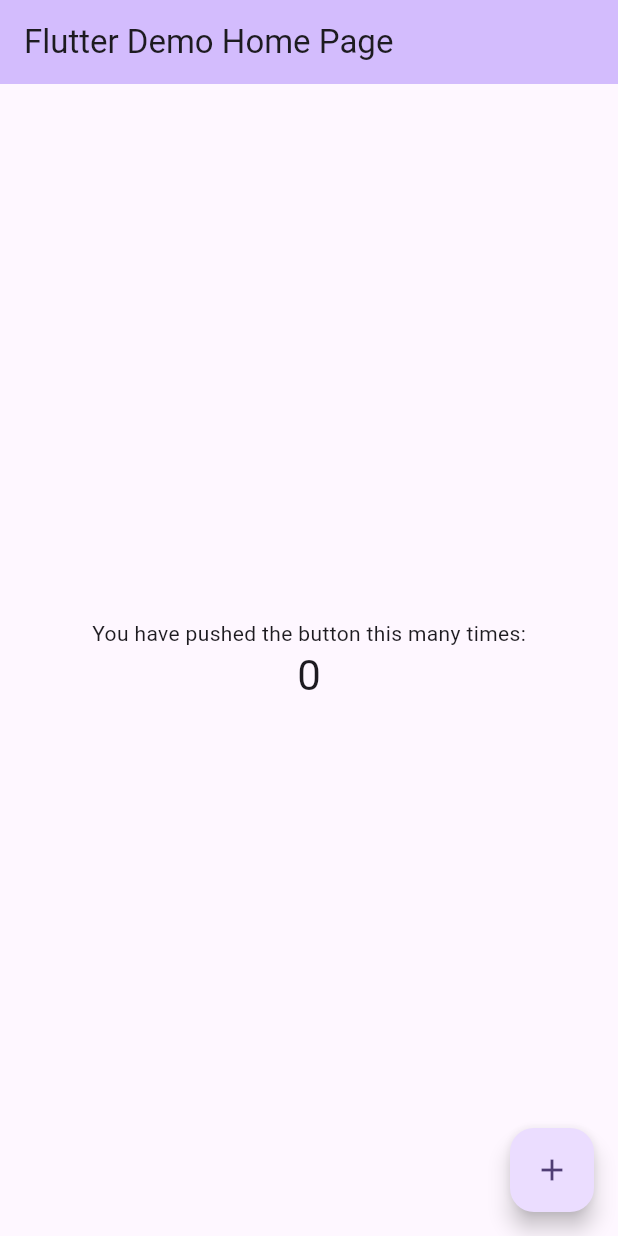
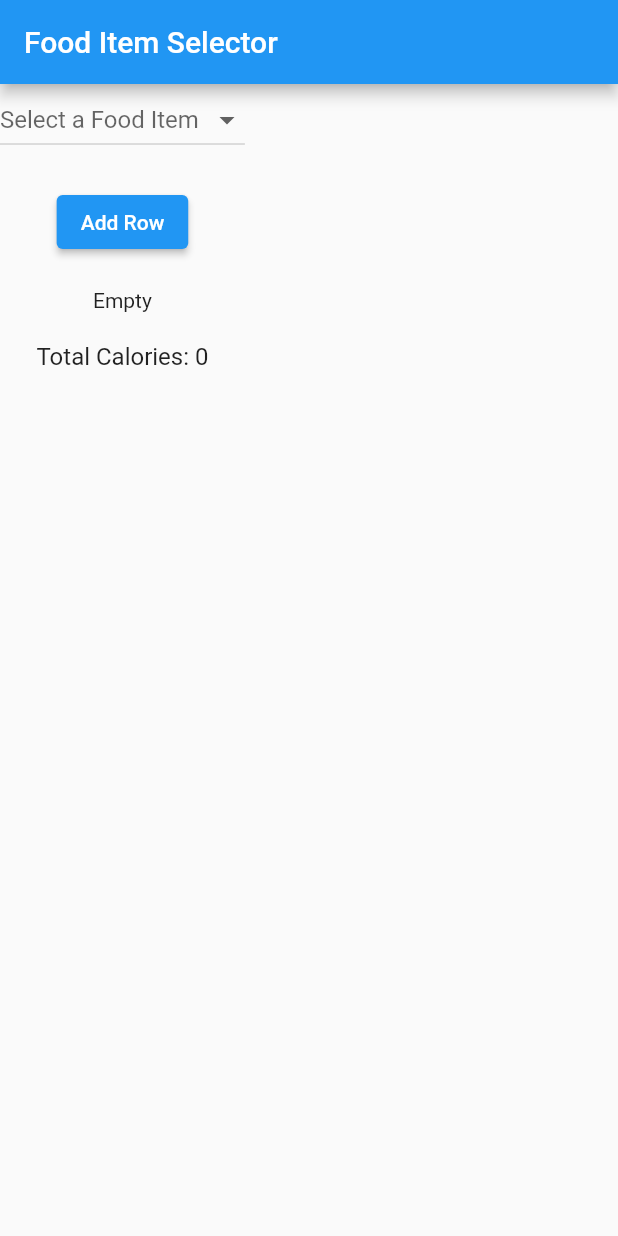
Before and after one commit to danielgrewal/SOFE4640_Assignment3, a Flutter app: the screen it shows after launch, on a phone screen of 412 x 824 dp. Run offline on Flutter 3.47's test engine with Material 2 defaults, Android fonts, the phone set to English and light mode, and no system bars; our stand-ins replace sqflite; accounts and stored records are empty.

Commit message:
testing database class

```diff
--- /dev/null
+++ b/lib/database.dart
@@ -0,0 +1,121 @@
+import 'package:sqflite/sqflite.dart';
+
+class FoodDatabase {
+  static final FoodDatabase instance = FoodDatabase._init();
+
+  static Database? _database;
+
+  FoodDatabase._init();
+
+  Future<Database> get database async {
+    if (_database != null) return _database!;
+
+    _database = await _initDB('food_calculator.db');
+    return _database!;
+  }
+
+  Future<Database> _initDB(String dbName) async {
+    final dbPath = await getDatabasesPath();
+    final path = '$dbPath/$dbName';
+
+    final db = await openDatabase(
+      path,
+      version: 1,
+      onCreate: _createDB,
+    );
+
+    // Insert 40 common food items with their approximate calories
+    await _insertInitialFoodItems(db);
+
+    return db;
+  }
+
+  Future<void> _createDB(Database db, int version) async {
+    await db.execute('''
+      CREATE TABLE food_items(
+        id INTEGER PRIMARY KEY AUTOINCREMENT,
+        name TEXT,
+        calories INTEGER
+      )
+    ''');
+
+    await db.execute('''
+      CREATE TABLE meals(
+        id INTEGER PRIMARY KEY AUTOINCREMENT,
+        total_calories INTEGER,
+        date_time TEXT,
+        food_item_ids TEXT,
+        FOREIGN KEY (food_item_ids) REFERENCES food_items(id)
+      )
+    ''');
+  }
+
+  Future<void> _insertInitialFoodItems(Database db) async {
+    // Insert 40 common food items with their approximate calories
+    final foodItems = [
+      {'name': 'Chicken Breast', 'calories': 165},
+      {'name': 'Broccoli', 'calories': 55},
+      {'name': 'Salmon', 'calories': 206},
+      {'name': 'Eggs', 'calories': 68},
+      {'name': 'Spinach', 'calories': 7},
+      {'name': 'Banana', 'calories': 105},
+      {'name': 'Quinoa', 'calories': 222},
+      {'name': 'Greek Yogurt', 'calories': 100},
+      {'name': 'Sweet Potato', 'calories': 112},
+      {'name': 'Almonds', 'calories': 7},
+      {'name': 'Brown Rice', 'calories': 215},
+      {'name': 'Strawberries', 'calories': 4},
+      {'name': 'Avocado', 'calories': 160},
+      {'name': 'Beef Steak', 'calories': 250},
+      {'name': 'Milk', 'calories': 103},
+      {'name': 'Oatmeal', 'calories': 154},
+      {'name': 'Tomato', 'calories': 22},
+      {'name': 'Cheese (Cheddar)', 'calories': 110},
+      {'name': 'Lentils', 'calories': 230},
+      {'name': 'Whole Wheat Bread', 'calories': 69},
+      {'name': 'Shrimp', 'calories': 85},
+      {'name': 'Asparagus', 'calories': 20},
+      {'name': 'Pineapple', 'calories': 83},
+      {'name': 'Cottage Cheese', 'calories': 206},
+      {'name': 'Cauliflower', 'calories': 25},
+      {'name': 'Peanut Butter', 'calories': 94},
+      {'name': 'Turkey Breast', 'calories': 135},
+      {'name': 'Blueberries', 'calories': 84},
+      {'name': 'White Potato', 'calories': 130},
+      {'name': 'Walnuts', 'calories': 185},
+      {'name': 'Wild Rice', 'calories': 166},
+      {'name': 'Cucumber', 'calories': 16},
+      {'name': 'Feta Cheese', 'calories': 100},
+      {'name': 'Tuna', 'calories': 120},
+      {'name': 'Peach', 'calories': 59},
+      {'name': 'Ground Beef (Lean)', 'calories': 250},
+      {'name': 'Mushrooms', 'calories': 15},
+      {'name': 'Cashews', 'calories': 155},
+      {'name': 'Whole Wheat Pasta', 'calories': 180},
+      {'name': 'Carrots', 'calories': 41},
+    ];
+
+    for (final foodItem in foodItems) {
+      await db.insert(
+        'food_items',
+        foodItem,
+        conflictAlgorithm: ConflictAlgorithm.replace,
+      );
+    }
+  }
+
+  Future<void> insertFoodItem(String name, int calories) async {
+    final db = await database;
+
+    await db.insert(
+      'food_items',
+      {
+        'name': name,
+        'calories': calories,
+      },
+      conflictAlgorithm: ConflictAlgorithm.replace,
+    );
+  }
+
+// Add more methods for interacting with the database as needed
+}
--- a/lib/main.dart
+++ b/lib/main.dart
@@ -1,125 +1,137 @@
 import 'package:flutter/material.dart';
+import 'package:flutter_calories_calc_app/database.dart';
 
 void main() {
-  runApp(const MyApp());
+  runApp(MyApp());
 }
 
 class MyApp extends StatelessWidget {
-  const MyApp({super.key});
-
-  // This widget is the root of your application.
   @override
   Widget build(BuildContext context) {
     return MaterialApp(
-      title: 'Flutter Demo',
-      theme: ThemeData(
-        // This is the theme of your application.
-        //
-        // TRY THIS: Try running your application with "flutter run". You'll see
-        // the application has a blue toolbar. Then, without quitting the app,
-        // try changing the seedColor in the colorScheme below to Colors.green
-        // and then invoke "hot reload" (save your changes or press the "hot
-        // reload" button in a Flutter-supported IDE, or press "r" if you used
-        // the command line to start the app).
-        //
-        // Notice that the counter didn't reset back to zero; the application
-        // state is not lost during the reload. To reset the state, use hot
-        // restart instead.
-        //
-        // This works for code too, not just values: Most code changes can be
-        // tested with just a hot reload.
-        colorScheme: ColorScheme.fromSeed(seedColor: Colors.deepPurple),
-        useMaterial3: true,
-      ),
-      home: const MyHomePage(title: 'Flutter Demo Home Page'),
+      title: 'Food Item Selector',
+      home: MyHomePage(),
     );
   }
 }
 
 class MyHomePage extends StatefulWidget {
-  const MyHomePage({super.key, required this.title});
-
-  // This widget is the home page of your application. It is stateful, meaning
-  // that it has a State object (defined below) that contains fields that affect
-  // how it looks.
-
-  // This class is the configuration for the state. It holds the values (in this
-  // case the title) provided by the parent (in this case the App widget) and
-  // used by the build method of the State. Fields in a Widget subclass are
-  // always marked "final".
-
-  final String title;
-
   @override
-  State<MyHomePage> createState() => _MyHomePageState();
+  _MyHomePageState createState() => _MyHomePageState();
 }
 
 class _MyHomePageState extends State<MyHomePage> {
-  int _counter = 0;
+  List<Map<String, dynamic>> foodItems = [];
+  List<FoodEntry> foodEntries = [];
+  int? selectedFoodItemId;
 
-  void _incrementCounter() {
+  @override
+  void initState() {
+    super.initState();
+    _loadFoodItems();
+  }
+
+  Future<void> _loadFoodItems() async {
+    final database = FoodDatabase.instance;
+    final db = await database.database;
+
+    final List<Map<String, dynamic>> items = await db.query('food_items');
+
     setState(() {
-      // This call to setState tells the Flutter framework that something has
-      // changed in this State, which causes it to rerun the build method below
-      // so that the display can reflect the updated values. If we changed
-      // _counter without calling setState(), then the build method would not be
-      // called again, and so nothing would appear to happen.
-      _counter++;
+      foodItems = items;
+    });
+  }
+
+  void _addRow() async {
+    if (selectedFoodItemId == null) {
+      return; // Don't add a row if no food item is selected
+    }
+
+    // Fetch calorie count for the selected food item
+    final selectedFoodItem = foodItems.firstWhere((item) => item['id'] == selectedFoodItemId);
+    final int calories = selectedFoodItem['calories'] as int;
+
+    setState(() {
+      // Add a new entry to the table with the selected food item and its calorie count
+      foodEntries.add(FoodEntry(foodItemId: selectedFoodItemId!, calories: calories));
     });
   }
 
   @override
   Widget build(BuildContext context) {
-    // This method is rerun every time setState is called, for instance as done
-    // by the _incrementCounter method above.
-    //
-    // The Flutter framework has been optimized to make rerunning build methods
-    // fast, so that you can just rebuild anything that needs updating rather
-    // than having to individually change instances of widgets.
     return Scaffold(
       appBar: AppBar(
-        // TRY THIS: Try changing the color here to a specific color (to
-        // Colors.amber, perhaps?) and trigger a hot reload to see the AppBar
-        // change color while the other colors stay the same.
-        backgroundColor: Theme.of(context).colorScheme.inversePrimary,
-        // Here we take the value from the MyHomePage object that was created by
-        // the App.build method, and use it to set our appbar title.
-        title: Text(widget.title),
+        title: Text('Food Item Selector'),
       ),
-      body: Center(
-        // Center is a layout widget. It takes a single child and positions it
-        // in the middle of the parent.
-        child: Column(
-          // Column is also a layout widget. It takes a list of children and
-          // arranges them vertically. By default, it sizes itself to fit its
-          // children horizontally, and tries to be as tall as its parent.
-          //
-          // Column has various properties to control how it sizes itself and
-          // how it positions its children. Here we use mainAxisAlignment to
-          // center the children vertically; the main axis here is the vertical
-          // axis because Columns are vertical (the cross axis would be
-          // horizontal).
-          //
-          // TRY THIS: Invoke "debug painting" (choose the "Toggle Debug Paint"
-          // action in the IDE, or press "p" in the console), to see the
-          // wireframe for each widget.
-          mainAxisAlignment: MainAxisAlignment.center,
-          children: <Widget>[
-            const Text(
-              'You have pushed the button this many times:',
-            ),
-            Text(
-              '$_counter',
-              style: Theme.of(context).textTheme.headlineMedium,
-            ),
-          ],
-        ),
+      body: Column(
+        children: <Widget>[
+          DropdownButton<int>(
+            value: selectedFoodItemId,
+            hint: Text('Select a Food Item'),
+            onChanged: (int? newValue) {
+              setState(() {
+                selectedFoodItemId = newValue;
+              });
+            },
+            items: foodItems
+                .map<DropdownMenuItem<int>>((Map<String, dynamic> item) {
+              return DropdownMenuItem<int>(
+                value: item['id'] as int,
+                child: Text(item['name'] as String),
+              );
+            }).toList(),
+          ),
+          SizedBox(height: 20),
+          ElevatedButton(
+            onPressed: () {
+              // Add a new row when the button is pressed
+              _addRow();
+            },
+            child: Text('Add Row'),
+          ),
+          SizedBox(height: 20),
+          foodEntries.isEmpty
+              ? Text('Empty') // Display "Empty" when there are no rows
+              : DataTable(
+            columns: [
+              DataColumn(label: Text('Food Item')),
+              DataColumn(label: Text('Calories')),
+            ],
+            rows: foodEntries.map<DataRow>((FoodEntry entry) {
+              return DataRow(
+                cells: [
+                  DataCell(
+                    Text(
+                      foodItems
+                          .firstWhere(
+                            (item) => item['id'] == entry.foodItemId,
+                        orElse: () => {'name': 'Unknown'},
+                      )['name'] as String,
+                    ),
+                  ),
+                  DataCell(
+                    Text(
+                      entry.calories.toString(),
+                    ),
+                  ),
+                ],
+              );
+            }).toList(),
+          ),
+          SizedBox(height: 20),
+          Text(
+            'Total Calories: ${foodEntries.fold(0, (sum, entry) => sum + entry.calories)}',
+            style: TextStyle(fontSize: 16),
+          ),
+        ],
       ),
-      floatingActionButton: FloatingActionButton(
-        onPressed: _incrementCounter,
-        tooltip: 'Increment',
-        child: const Icon(Icons.add),
-      ), // This trailing comma makes auto-formatting nicer for build methods.
     );
   }
 }
+
+class FoodEntry {
+  final int foodItemId;
+  final int calories;
+
+  FoodEntry({required this.foodItemId, required this.calories});
+}
--- a/pubspec.yaml
+++ b/pubspec.yaml
@@ -30,8 +30,7 @@ environment:
 dependencies:
   flutter:
     sdk: flutter
-
-
+  sqflite:
   # The following adds the Cupertino Icons font to your application.
   # Use with the CupertinoIcons class for iOS style icons.
   cupertino_icons: ^1.0.2
```
Also changed, not shown: pubspec.lock.
